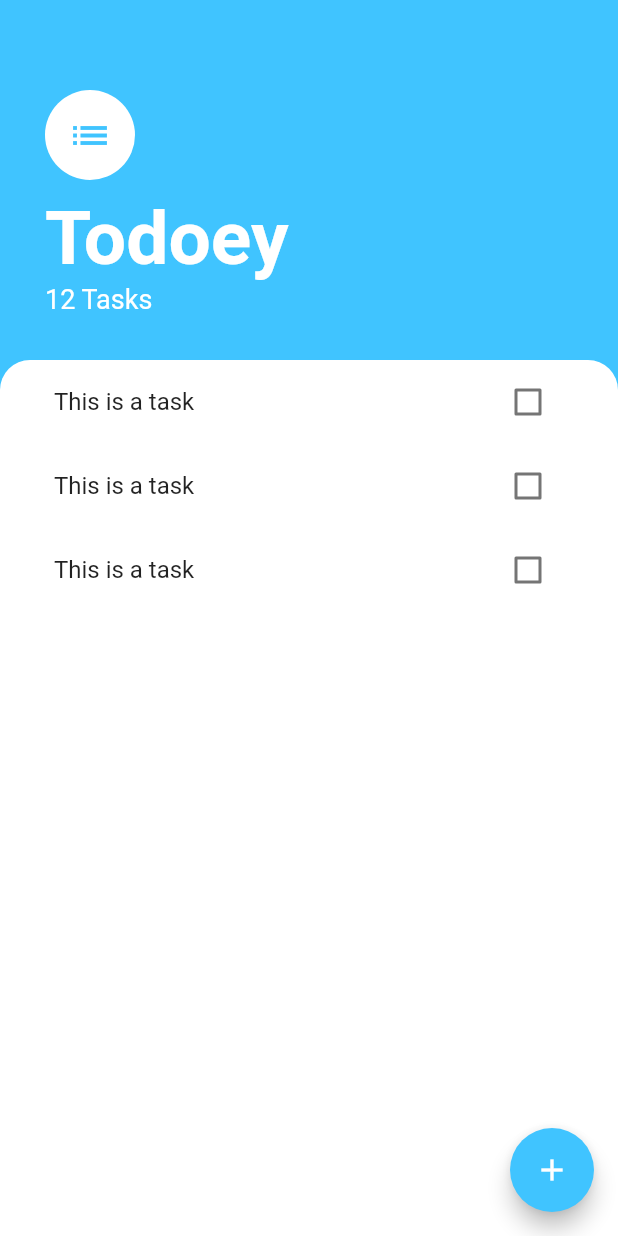
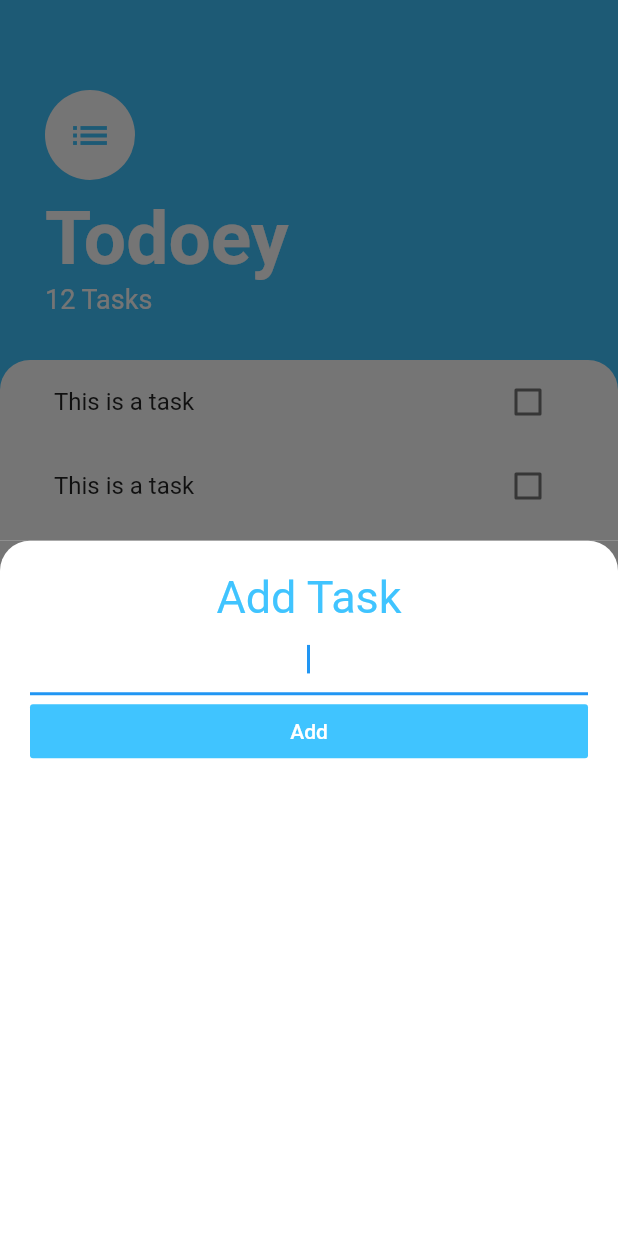
Before and after one commit to erikstacy/Todoey, a Flutter app: the screen it shows after launch, after a tap on the "add" icon, on a phone screen of 412 x 824 dp. Run offline on Flutter 3.47's test engine with Material 2 defaults, Android fonts, the phone set to English and light mode, and no system bars.

Commit message:
Added the bottom Add Task screen

```diff
--- /dev/null
+++ b/lib/screens/add_task_screen.dart
@@ -0,0 +1,47 @@
+import 'package:flutter/material.dart';
+
+class AddTaskScreen extends StatelessWidget {
+  @override
+  Widget build(BuildContext context) {
+    return Container(
+      color: Color(0xFF757575),
+      child: Container(
+        padding: EdgeInsets.all(20),
+        decoration: BoxDecoration(
+          color: Colors.white,
+          borderRadius: BorderRadius.only(
+            topLeft: Radius.circular(20),
+            topRight: Radius.circular(20),
+          ),
+        ),
+        child: Column(
+          crossAxisAlignment: CrossAxisAlignment.stretch,
+          children: <Widget>[
+            Text(
+              'Add Task',
+              textAlign: TextAlign.center,
+              style: TextStyle(
+                fontSize: 30,
+                color: Colors.lightBlueAccent,
+              ),
+            ),
+            TextField(
+              autofocus: true,
+              textAlign: TextAlign.center,
+            ),
+            FlatButton(
+              color: Colors.lightBlueAccent,
+              onPressed: () {},
+              child: Text(
+                'Add',
+                style: TextStyle(
+                  color: Colors.white,
+                ),
+              ),
+            ),
+          ],
+        ),
+      ),
+    );
+  }
+}
--- a/lib/screens/tasks_screen.dart
+++ b/lib/screens/tasks_screen.dart
@@ -1,14 +1,21 @@
 import 'package:flutter/material.dart';
 import 'package:todoey/widgets/tasks_list.dart';
+import 'package:todoey/screens/add_task_screen.dart';
 
 class TasksScreen extends StatelessWidget {
+
   @override
   Widget build(BuildContext context) {
     return Scaffold(
       backgroundColor: Colors.lightBlueAccent,
       floatingActionButton: FloatingActionButton(
         backgroundColor: Colors.lightBlueAccent,
-        onPressed: () {},
+        onPressed: () {
+          showModalBottomSheet(
+            context: context,
+            builder: (context) => AddTaskScreen(),
+          );
+        },
         child: Icon(
           Icons.add,
         ),
```
